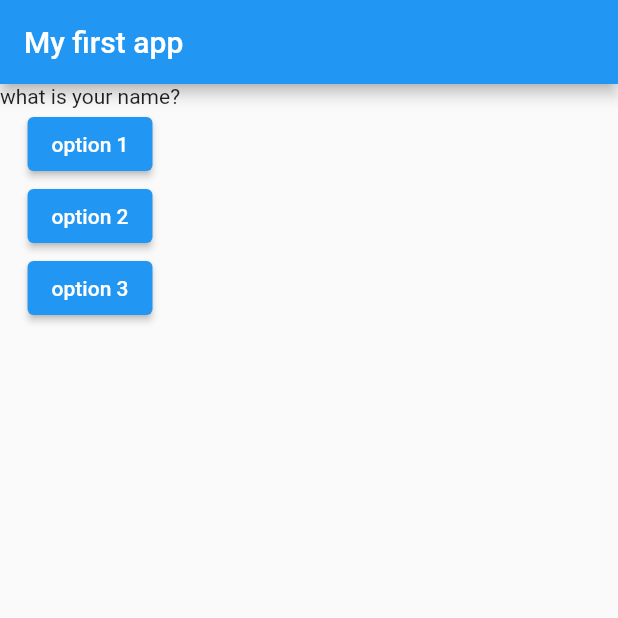
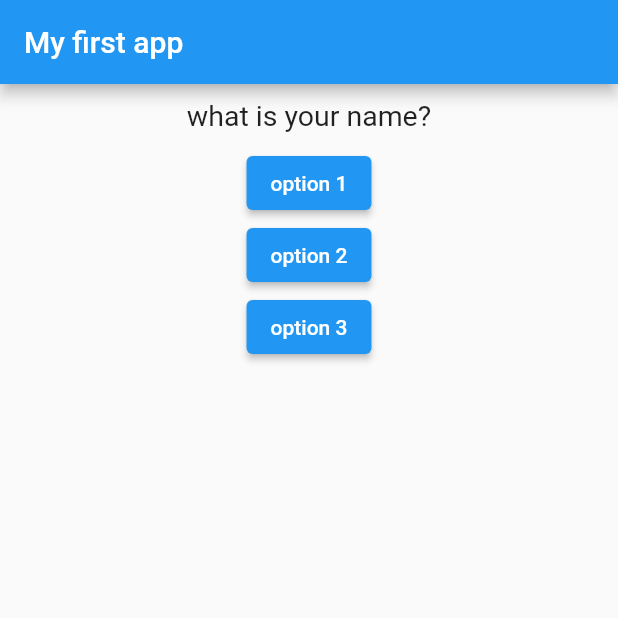
Before and after one commit to Ishaan-Wadhwa/flutter_complete_guide, a Flutter app: the screen it shows after launch, on a phone screen of 412 x 824 dp, the top half of it. Run offline on Flutter 3.47's test engine with Material 2 defaults, Android fonts, the phone set to English and light mode, and no system bars.

Commit message:
some styling layouts

```diff
--- a/lib/question.dart
+++ b/lib/question.dart
@@ -29,6 +29,17 @@ class question extends StatelessWidget {
   @override
   Widget build(BuildContext context)
   {
-    return Text(questiontext,style:TextStyle());
+    return Container
+    (
+      width:double.infinity,
+      margin:EdgeInsets.all(10),
+    child:
+    Text
+    (
+      questiontext,
+      style:TextStyle(fontSize:19),
+      textAlign: TextAlign.center,
+      )
+    );
   }
 }
```
